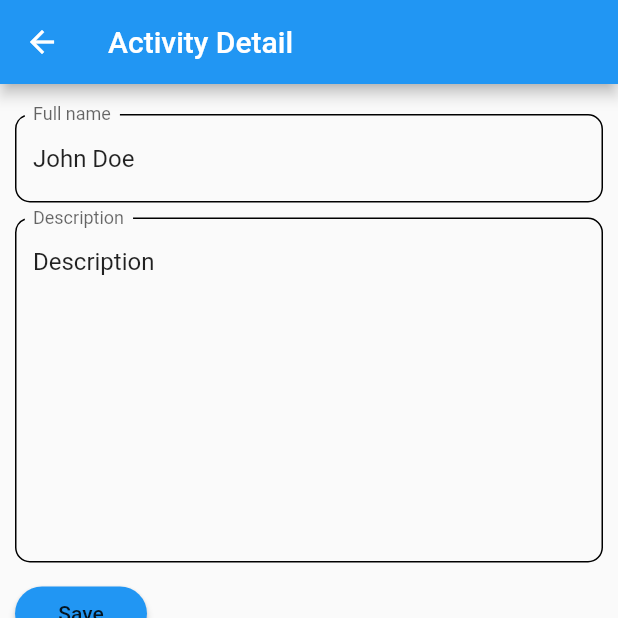
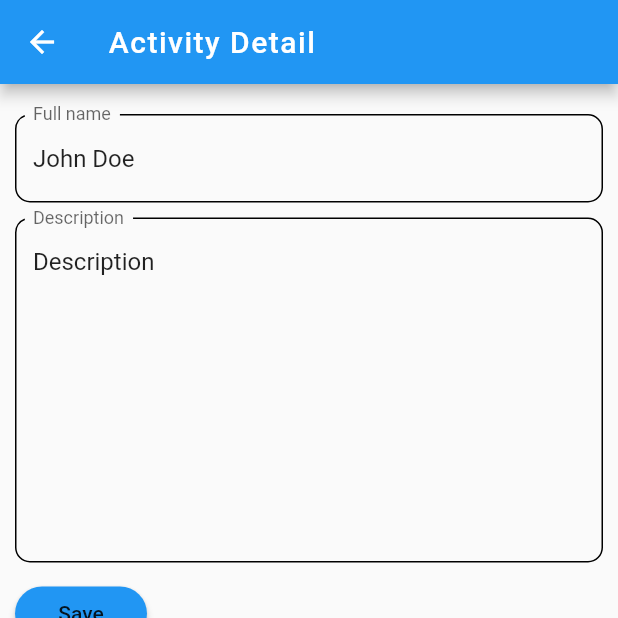
Before and after one commit to flaviup/go_feed, a Flutter app: the screen it shows after launch, after a tap on "John Doe", on a phone screen of 412 x 824 dp, the top half of it. Run offline on Flutter 3.47's test engine with Material 2 defaults, Android fonts, the phone set to English and light mode, and no system bars; our stand-ins replace timeago; missing offline and left inert: geocoder; network calls fail.

Commit message:
Page title styling.

```diff
--- a/lib/pages/activity_detail_page.dart
+++ b/lib/pages/activity_detail_page.dart
@@ -36,7 +36,7 @@ class _ActivityDetailPageState extends State<ActivityDetailPage> {
   Widget build(BuildContext context) {
     return Scaffold(
       appBar: AppBar(
-        title: Text("Activity Detail"),
+        title: Text("Activity Detail", style: TextStyle(letterSpacing: 1),),
       ),
       body: Form(
         key: _formKey,
--- a/lib/pages/activity_feed_page.dart
+++ b/lib/pages/activity_feed_page.dart
@@ -34,7 +34,7 @@ class _ActivityFeedPageState extends State<ActivityFeedPage> {
   Widget build(BuildContext context) {
     return Scaffold(
       appBar: AppBar(
-        title: Text(widget.title),
+        title: Text(widget.title, style: TextStyle(letterSpacing: 1),),
       ),
       body: Container(
         child: AnimatedList(
```
